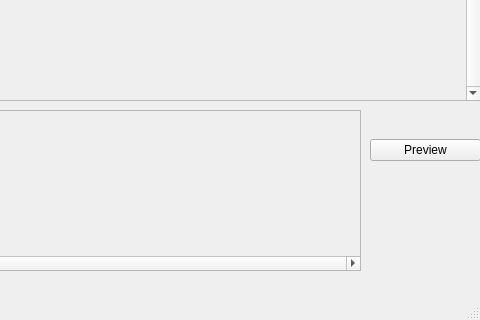
Old version of the form src/mainwindow.ui in the repository Nickswoboda/HEPBuilder; both pictures show x 800 to 1280 and y 400 to 720 of the 1280 by 720 pixel window.
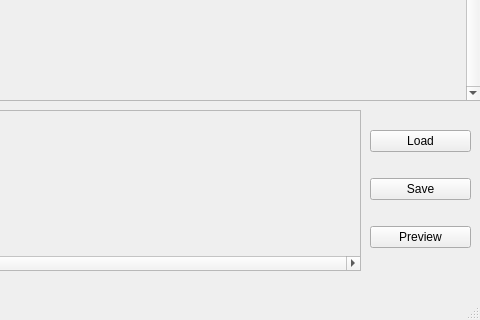
New version of the form.

```diff
--- a/src/mainwindow.ui
+++ b/src/mainwindow.ui
@@ -74,11 +74,25 @@
      <rect>
       <x>1170</x>
       <y>510</y>
-      <width>111</width>
-      <height>80</height>
+      <width>101</width>
+      <height>161</height>
      </rect>
     </property>
     <layout class="QVBoxLayout" name="button_area">
+     <item>
+      <widget class="QPushButton" name="load_button">
+       <property name="text">
+        <string>Load</string>
+       </property>
+      </widget>
+     </item>
+     <item>
+      <widget class="QPushButton" name="save_button">
+       <property name="text">
+        <string>Save</string>
+       </property>
+      </widget>
+     </item>
      <item>
       <widget class="QPushButton" name="preview_button">
        <property name="text">
```
